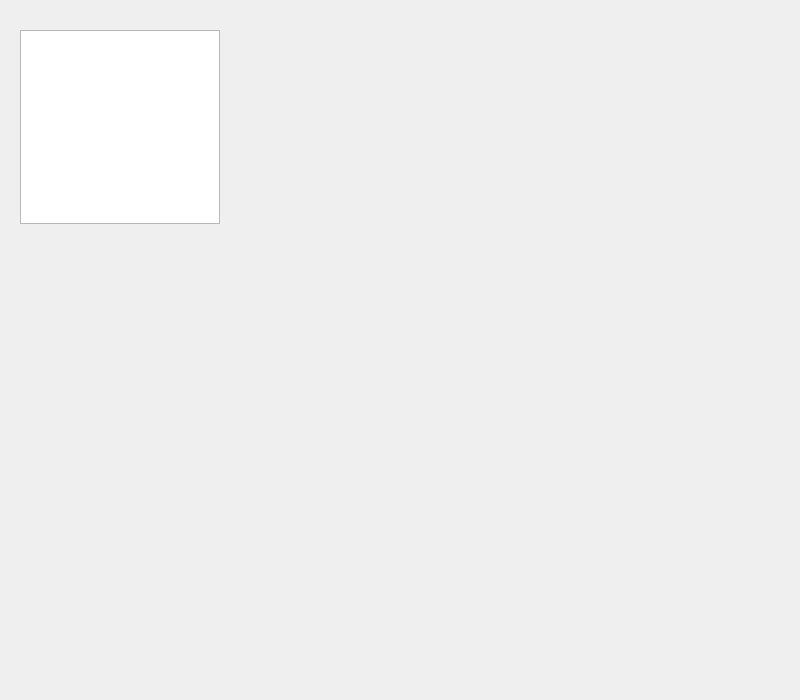
First picture: the form in ui/ui_mainWindow.ui, repository adaiasreis/ProjetoMatCons_F, before the edit.
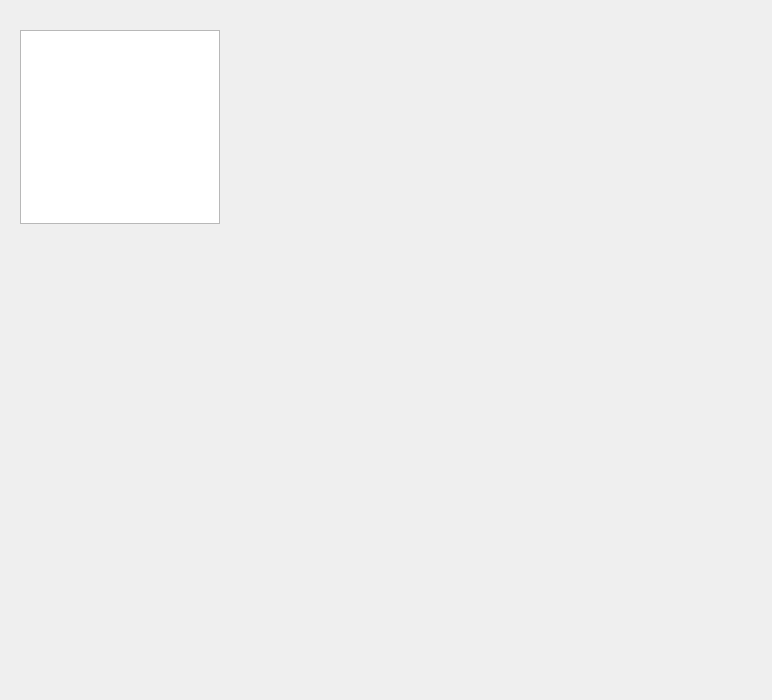
Second picture: the form after the edit.

Patch:
```diff
--- a/ui/ui_mainWindow.ui
+++ b/ui/ui_mainWindow.ui
@@ -9,7 +9,7 @@
    <rect>
     <x>0</x>
     <y>0</y>
-    <width>800</width>
+    <width>772</width>
     <height>700</height>
    </rect>
   </property>
```
